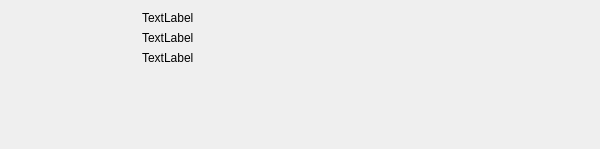
djsperka/habit2-src, file libs/habutil/habit/HMediaStatusForm.ui: the form before one commit.
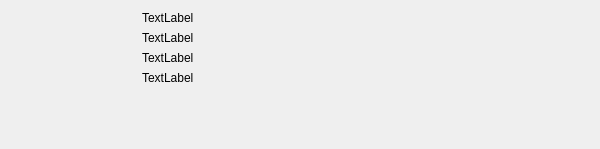
The form after the commit.

```diff
--- a/libs/habutil/habit/HMediaStatusForm.ui
+++ b/libs/habutil/habit/HMediaStatusForm.ui
@@ -88,6 +88,19 @@
          </property>
         </widget>
        </item>
+       <item>
+        <widget class="QLabel" name="label4">
+         <property name="sizePolicy">
+          <sizepolicy hsizetype="Fixed" vsizetype="Preferred">
+           <horstretch>0</horstretch>
+           <verstretch>0</verstretch>
+          </sizepolicy>
+         </property>
+         <property name="text">
+          <string>TextLabel</string>
+         </property>
+        </widget>
+       </item>
       </layout>
      </item>
      <item>
@@ -98,7 +111,7 @@
        <property name="sizeHint" stdset="0">
         <size>
          <width>20</width>
-         <height>40</height>
+         <height>18</height>
         </size>
        </property>
       </spacer>
```
